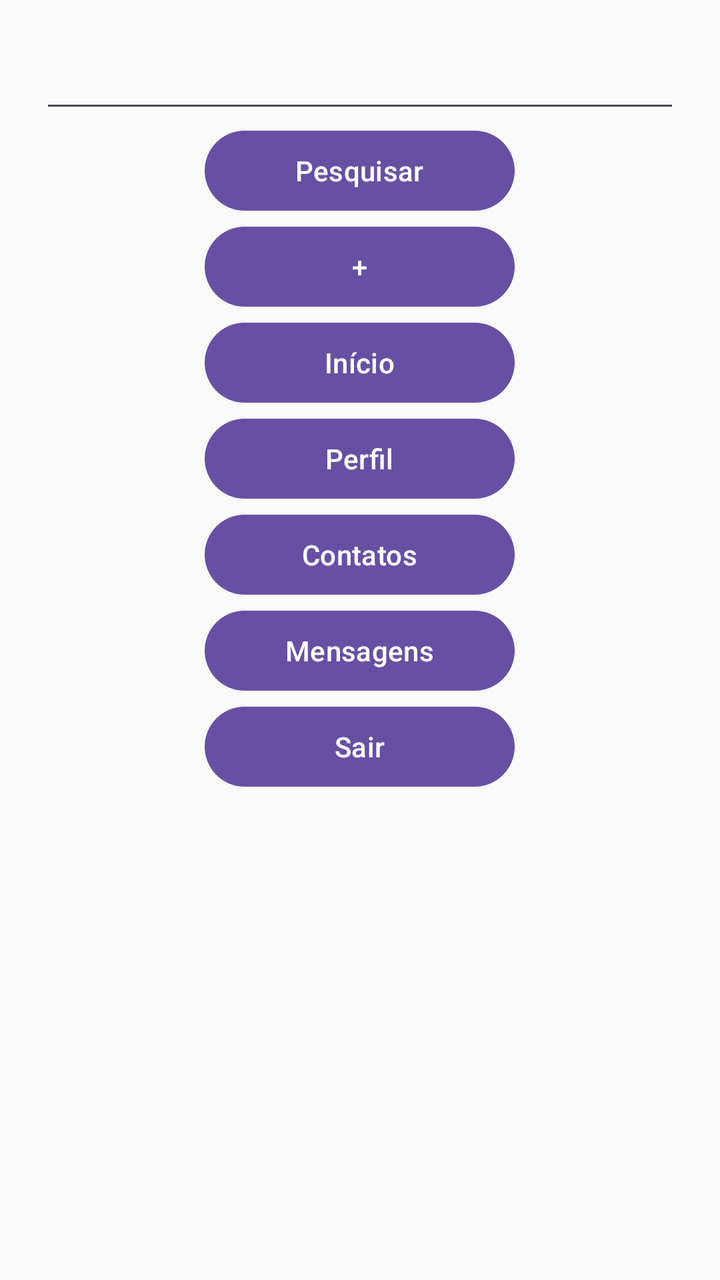
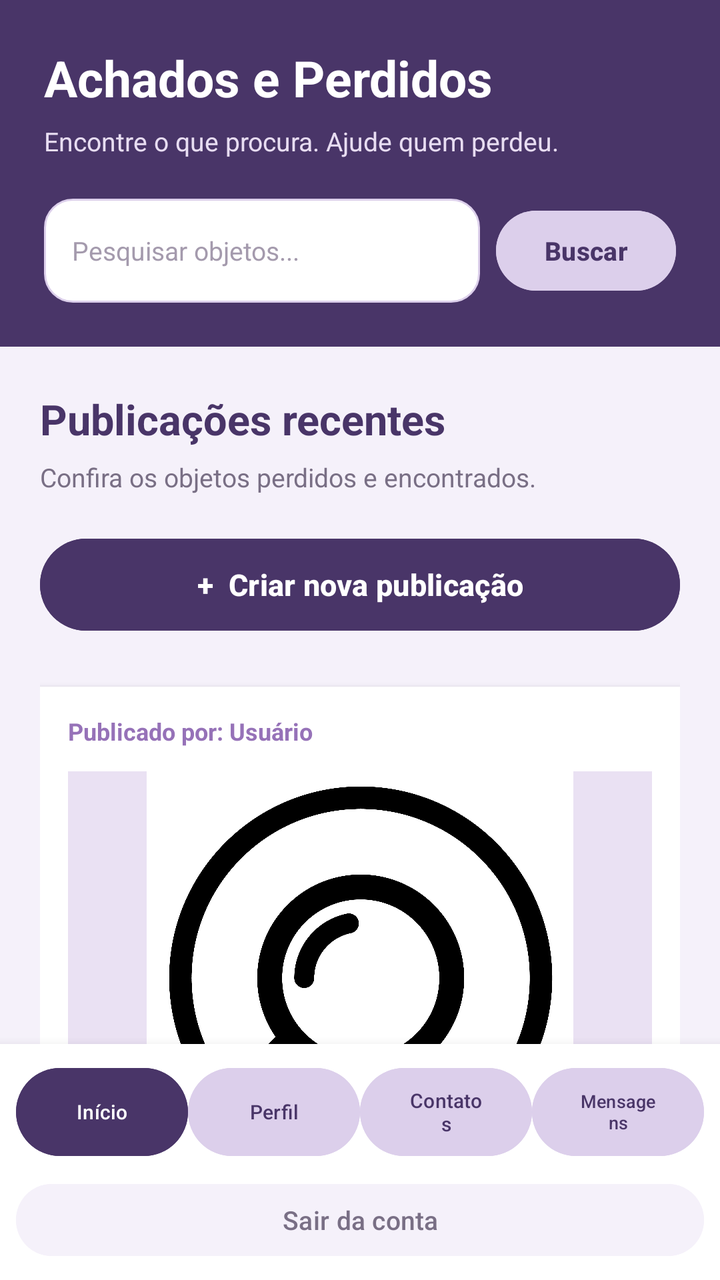

Two renders of the same Android screen: before a commit and after it. Below are the layout's source before the change and the commit's diff.
<!-- AndroidManifest.xml: application theme Theme.ProjetoAchadosPerdidos -->
<!-- res/layout/tela_inicio.xml -->
<?xml version="1.0" encoding="utf-8"?>
<androidx.core.widget.NestedScrollView xmlns:android="http://schemas.android.com/apk/res/android"
    xmlns:app="http://schemas.android.com/apk/res-auto"
    xmlns:tools="http://schemas.android.com/tools"
    android:layout_width="match_parent"
    android:layout_height="match_parent"
    android:background="#FAFAFA"
    android:fitsSystemWindows="true"
    android:id="@+id/TelaInicio"
    tools:context=".TelaInicio">

    <LinearLayout
        android:layout_width="match_parent"
        android:layout_height="wrap_content"
        android:orientation="vertical"
        android:padding="20dp">

        <EditText
            android:layout_width="match_parent"
            android:layout_height="wrap_content">
        </EditText>

        <Button
            android:id="@+id/buttonPesquisar"
            android:layout_width="155sp"
            android:layout_height="wrap_content"
            android:layout_gravity="center"
            android:text="Pesquisar">
        </Button>

        <Button
            android:id="@+id/buttonCriarPostagem"
            android:layout_width="155sp"
            android:layout_height="wrap_content"
            android:layout_gravity="center"
            android:text="+">
        </Button>

        <Button
            android:id="@+id/buttonInicio"
            android:layout_width="155sp"
            android:layout_height="wrap_content"
            android:layout_gravity="center"
            android:text="Início">
        </Button>

        <Button
            android:id="@+id/buttonPerfil"
            android:layout_width="155sp"
            android:layout_height="wrap_content"
            android:layout_gravity="center"
            android:text="Perfil">
        </Button>

        <Button
            android:id="@+id/buttonContato"
            android:layout_width="155sp"
            android:layout_height="wrap_content"
            android:layout_gravity="center"
            android:text="Contatos">
        </Button>

        <Button
            android:id="@+id/buttonMensagem"
            android:layout_width="155sp"
            android:layout_height="wrap_content"
            android:layout_gravity="center"
            android:text="Mensagens">
        </Button>

        <Button
            android:id="@+id/buttonSair"
            android:layout_width="155sp"
            android:layout_height="wrap_content"
            android:layout_gravity="center"
            android:text="Sair">
        </Button>

    </LinearLayout>

</androidx.core.widget.NestedScrollView>
<!-- resources referenced by this layout -->
<resources>
  <style name="Theme.ProjetoAchadosPerdidos" parent="Base.Theme.ProjetoAchadosPerdidos" />
  <style name="Base.Theme.ProjetoAchadosPerdidos" parent="Theme.Material3.DayNight.NoActionBar">
          
          
      </style>
</resources>

<!-- the commit's change to res/layout/tela_inicio.xml (unified diff, before → after) -->
@@ -1,81 +1,327 @@
 <?xml version="1.0" encoding="utf-8"?>
-<androidx.core.widget.NestedScrollView xmlns:android="http://schemas.android.com/apk/res/android"
+<LinearLayout
+    xmlns:android="http://schemas.android.com/apk/res/android"
     xmlns:app="http://schemas.android.com/apk/res-auto"
     xmlns:tools="http://schemas.android.com/tools"
+    android:id="@+id/TelaInicio"
     android:layout_width="match_parent"
     android:layout_height="match_parent"
-    android:background="#FAFAFA"
-    android:fitsSystemWindows="true"
-    android:id="@+id/TelaInicio"
+    android:orientation="vertical"
+    android:background="#F5F1FA"
     tools:context=".TelaInicio">
 
+    
+    <androidx.core.widget.NestedScrollView
+        android:layout_width="match_parent"
+        android:layout_height="0dp"
+        android:layout_weight="1"
+        android:fillViewport="true">
+
+        
+        <LinearLayout
+            android:layout_width="match_parent"
+            android:layout_height="wrap_content"
+            android:orientation="vertical">
+
+            
+            <LinearLayout
+                android:layout_width="match_parent"
+                android:layout_height="wrap_content"
+                android:orientation="vertical"
+                android:background="#493568"
+                android:padding="22dp">
+
+                <TextView
+                    android:layout_width="match_parent"
+                    android:layout_height="wrap_content"
+                    android:text="Achados e Perdidos"
+                    android:textColor="#FFFFFF"
+                    android:textSize="25sp"
+                    android:textStyle="bold"
+                    android:layout_marginBottom="6dp"/>
+
+                <TextView
+                    android:layout_width="match_parent"
+                    android:layout_height="wrap_content"
+                    android:text="Encontre o que procura. Ajude quem perdeu."
+                    android:textColor="#E8DDF2"
+                    android:textSize="13sp"
+                    android:layout_marginBottom="20dp"/>
+
+                
+                <LinearLayout
+                    android:layout_width="match_parent"
+                    android:layout_height="52dp"
+                    android:orientation="horizontal"
+                    android:gravity="center_vertical">
+
+                    <EditText
+                        android:id="@+id/editTextPesquisa"
+                        android:layout_width="0dp"
+                        android:layout_height="match_parent"
+                        android:layout_weight="1"
+                        android:background="@drawable/bg_geral"
+                        android:hint="Pesquisar objetos..."
+                        android:paddingStart="14dp"
+                        android:paddingEnd="8dp"
+                        android:textColor="#30283B"
+                        android:textColorHint="#A49AAD"
+                        android:textSize="13sp"
+                        android:singleLine="true"
+                        android:inputType="text"/>
+
+                    <Button
+                        android:id="@+id/buttonPesquisar"
+                        android:layout_width="90dp"
+                        android:layout_height="48dp"
+                        android:layout_marginStart="8dp"
+                        android:text="Buscar"
+                        android:textSize="13sp"
+                        android:textStyle="bold"
+                        android:textAllCaps="false"
+                        android:textColor="#493568"
+                        android:backgroundTint="#DCCFEB"/>
+
+                </LinearLayout>
+
+            </LinearLayout>
+
+            
+            <LinearLayout
+                android:layout_width="match_parent"
+                android:layout_height="wrap_content"
+                android:orientation="vertical"
+                android:paddingStart="20dp"
+                android:paddingEnd="20dp"
+                android:paddingTop="22dp">
+
+                <TextView
+                    android:layout_width="match_parent"
+                    android:layout_height="wrap_content"
+                    android:text="Publicações recentes"
+                    android:textColor="#493568"
+                    android:textSize="21sp"
+                    android:textStyle="bold"
+                    android:layout_marginBottom="6dp"/>
+
+                <TextView
+                    android:layout_width="match_parent"
+                    android:layout_height="wrap_content"
+                    android:text="Confira os objetos perdidos e encontrados."
+                    android:textColor="#796F85"
+                    android:textSize="13sp"
+                    android:layout_marginBottom="18dp"/>
+
+                
+                <Button
+                    android:id="@+id/buttonCriarPostagem"
+                    android:layout_width="match_parent"
+                    android:layout_height="54dp"
+                    android:text="+  Criar nova publicação"
+                    android:textColor="#FFFFFF"
+                    android:textSize="15sp"
+                    android:textStyle="bold"
+                    android:textAllCaps="false"
+                    android:backgroundTint="#493568"
+                    android:elevation="3dp"
+                    android:layout_marginBottom="24dp"/>
+
+                
+                <LinearLayout
+                    android:layout_width="match_parent"
+                    android:layout_height="wrap_content"
+                    android:orientation="vertical"
+                    android:background="#FFFFFF"
+                    android:elevation="3dp"
+                    android:padding="14dp"
+                    android:layout_marginBottom="20dp">
+
+                    <TextView
+                        android:layout_width="match_parent"
+                        android:layout_height="wrap_content"
+                        android:text="Publicado por: Usuário"
+                        android:textColor="#9672B8"
+                        android:textSize="12sp"
+                        android:textStyle="bold"
+                        android:layout_marginBottom="12dp"/>
+
+                    <ImageView
+                        android:layout_width="match_parent"
+                        android:layout_height="210dp"
+                        android:background="#EAE1F3"
+                        android:src="@drawable/logo_app"
+                        android:scaleType="fitCenter"
+                        android:contentDescription="Imagem ilustrativa de uma publicação"/>
+
+                    <TextView
+                        android:layout_width="match_parent"
+                        android:layout_height="wrap_content"
+                        android:text="Objeto encontrado"
+                        android:textColor="#493568"
+                        android:textSize="19sp"
+                        android:textStyle="bold"
+                        android:layout_marginTop="14dp"
+                        android:layout_marginBottom="6dp"/>
+
+                    <TextView
+                        android:layout_width="wrap_content"
+                        android:layout_height="wrap_content"
+                        android:text="Categoria: Objetos pessoais"
+                        android:textColor="#9672B8"
+                        android:textSize="12sp"
+                        android:textStyle="bold"
+                        android:layout_marginBottom="10dp"/>
+
+                    <TextView
+                        android:layout_width="match_parent"
+                        android:layout_height="wrap_content"
+                        android:text="Descrição do objeto encontrado. Aqui aparecerão informações fornecidas pelo usuário que realizou a publicação."
+                        android:textColor="#796F85"
+                        android:textSize="14sp"
+                        android:lineSpacingExtra="4dp"/>
+
+                </LinearLayout>
+
+                
+                <LinearLayout
+                    android:layout_width="match_parent"
+                    android:layout_height="wrap_content"
+                    android:orientation="vertical"
+                    android:background="#FFFFFF"
+                    android:elevation="3dp"
+                    android:padding="14dp"
+                    android:layout_marginBottom="24dp">
+
+                    <TextView
+                        android:layout_width="match_parent"
+                        android:layout_height="wrap_content"
+                        android:text="Publicado por: Usuário"
+                        android:textColor="#9672B8"
+                        android:textSize="12sp"
+                        android:textStyle="bold"
+                        android:layout_marginBottom="12dp"/>
+
+                    <ImageView
+                        android:layout_width="match_parent"
+                        android:layout_height="210dp"
+                        android:background="#EAE1F3"
+                        android:src="@drawable/logo_app"
+                        android:scaleType="fitCenter"
+                        android:contentDescription="Imagem ilustrativa de uma publicação"/>
+
+                    <TextView
+                        android:layout_width="match_parent"
+                        android:layout_height="wrap_content"
+                        android:text="Objeto perdido"
+                        android:textColor="#493568"
+                        android:textSize="19sp"
+                        android:textStyle="bold"
+                        android:layout_marginTop="14dp"
+                        android:layout_marginBottom="6dp"/>
+
+                    <TextView
+                        android:layout_width="wrap_content"
+                        android:layout_height="wrap_content"
+                        android:text="Categoria: Acessórios"
+                        android:textColor="#9672B8"
+                        android:textSize="12sp"
+                        android:textStyle="bold"
+                        android:layout_marginBottom="10dp"/>
+
+                    <TextView
+                        android:layout_width="match_parent"
+                        android:layout_height="wrap_content"
+                        android:text="Descrição do objeto perdido. Aqui aparecerão os detalhes informados pelo usuário."
+                        android:textColor="#796F85"
+                        android:textSize="14sp"
+                        android:lineSpacingExtra="4dp"/>
+
+                </LinearLayout>
+
+            </LinearLayout>
+
+        </LinearLayout>
+
+    </androidx.core.widget.NestedScrollView>
+
+    
     <LinearLayout
         android:layout_width="match_parent"
         android:layout_height="wrap_content"
         android:orientation="vertical"
-        android:padding="20dp">
-
-        <EditText
+        android:background="#FFFFFF"
+        android:padding="8dp"
+        android:elevation="8dp">
+
+        
+        <LinearLayout
             android:layout_width="match_parent"
-            android:layout_height="wrap_content">
-        </EditText>
-
-        <Button
-            android:id="@+id/buttonPesquisar"
-            android:layout_width="155sp"
             android:layout_height="wrap_content"
-            android:layout_gravity="center"
-            android:text="Pesquisar">
-        </Button>
-
-        <Button
-            android:id="@+id/buttonCriarPostagem"
-            android:layout_width="155sp"
-            android:layout_height="wrap_content"
-            android:layout_gravity="center"
-            android:text="+">
-        </Button>
-
-        <Button
-            android:id="@+id/buttonInicio"
-            android:layout_width="155sp"
-            android:layout_height="wrap_content"
-            android:layout_gravity="center"
-            android:text="Início">
-        </Button>
-
-        <Button
-            android:id="@+id/buttonPerfil"
-            android:layout_width="155sp"
-            android:layout_height="wrap_content"
-            android:layout_gravity="center"
-            android:text="Perfil">
-        </Button>
-
-        <Button
-            android:id="@+id/buttonContato"
-            android:layout_width="155sp"
-            android:layout_height="wrap_content"
-            android:layout_gravity="center"
-            android:text="Contatos">
-        </Button>
-
-        <Button
-            android:id="@+id/buttonMensagem"
-            android:layout_width="155sp"
-            android:layout_height="wrap_content"
-            android:layout_gravity="center"
-            android:text="Mensagens">
-        </Button>
-
+            android:orientation="horizontal"
+            android:gravity="center">
+
+            <Button
+                android:id="@+id/buttonInicio"
+                android:layout_width="0dp"
+                android:layout_height="52dp"
+                android:layout_weight="1"
+                android:minWidth="0dp"
+                android:text="Início"
+                android:textSize="10sp"
+                android:textColor="#FFFFFF"
+                android:textAllCaps="false"
+                android:backgroundTint="#493568"/>
+
+            <Button
+                android:id="@+id/buttonPerfil"
+                android:layout_width="0dp"
+                android:layout_height="52dp"
+                android:layout_weight="1"
+                android:minWidth="0dp"
+                android:text="Perfil"
+                android:textSize="10sp"
+                android:textColor="#493568"
+                android:textAllCaps="false"
+                android:backgroundTint="#DCCFEB"/>
+
+            <Button
+                android:id="@+id/buttonContato"
+                android:layout_width="0dp"
+                android:layout_height="52dp"
+                android:layout_weight="1"
+                android:minWidth="0dp"
+                android:text="Contatos"
+                android:textSize="10sp"
+                android:textColor="#493568"
+                android:textAllCaps="false"
+                android:backgroundTint="#DCCFEB"/>
+
+            <Button
+                android:id="@+id/buttonMensagem"
+                android:layout_width="0dp"
+                android:layout_height="52dp"
+                android:layout_weight="1"
+                android:minWidth="0dp"
+                android:text="Mensagens"
+                android:textSize="9sp"
+                android:textColor="#493568"
+                android:textAllCaps="false"
+                android:backgroundTint="#DCCFEB"/>
+
+        </LinearLayout>
+
+        
         <Button
             android:id="@+id/buttonSair"
-            android:layout_width="155sp"
-            android:layout_height="wrap_content"
-            android:layout_gravity="center"
-            android:text="Sair">
-        </Button>
+            android:layout_width="match_parent"
+            android:layout_height="44dp"
+            android:text="Sair da conta"
+            android:textSize="13sp"
+            android:textColor="#796F85"
+            android:textAllCaps="false"
+            android:backgroundTint="#F5F1FA"
+            android:layout_marginTop="6dp"/>
 
     </LinearLayout>
 
-</androidx.core.widget.NestedScrollView>
+</LinearLayout>
<!-- resource entries referenced after the edit -->
@@ -1,5 +1,24 @@
 <!-- resources referenced by this layout -->
 <resources>
+  <!-- drawable bg_geral (drawable) -->
+  <?xml version="1.0" encoding="utf-8"?>
+  <shape xmlns:android="http://schemas.android.com/apk/res/android"
+      android:shape="rectangle">
+  
+      <solid android:color="#FFFFFF"/>
+  
+      <corners android:radius="14dp"/>
+  
+      <stroke
+          android:width="1dp"
+          android:color="#DCCFEB"/>
+  
+      <padding
+          android:left="4dp"
+          android:right="4dp"/>
+  
+  </shape>
+  <!-- drawable logo_app: png bitmap (drawable, 271398 bytes) -->
   <style name="Theme.ProjetoAchadosPerdidos" parent="Base.Theme.ProjetoAchadosPerdidos" />
   <style name="Base.Theme.ProjetoAchadosPerdidos" parent="Theme.Material3.DayNight.NoActionBar">
           
